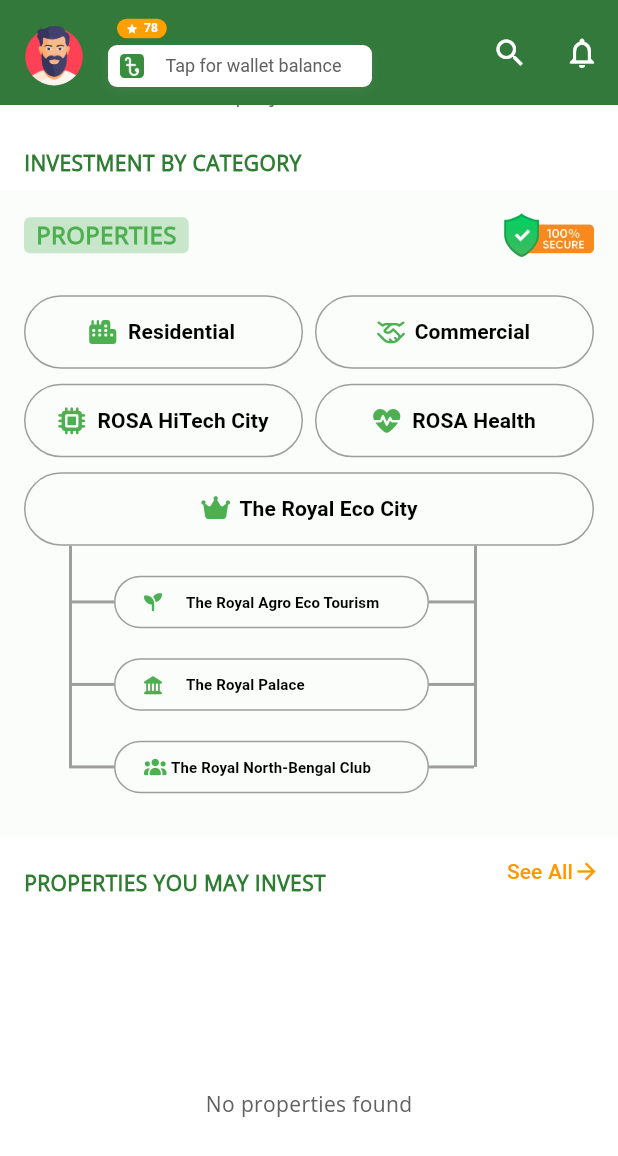
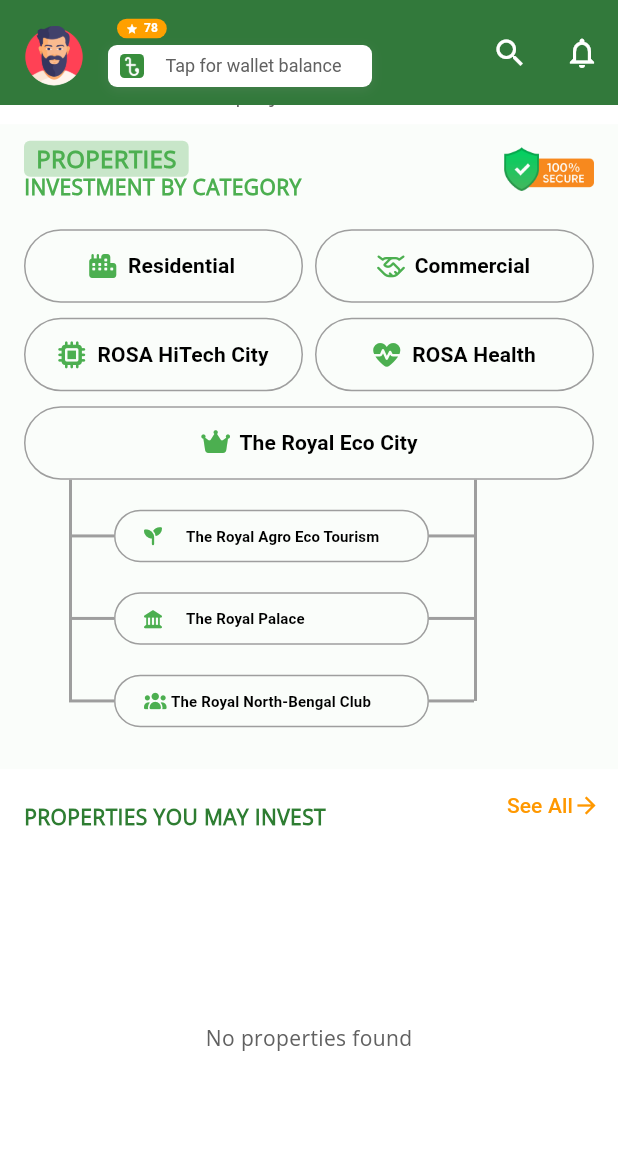
Before and after one commit to shekhorchandra/growup_mbl_app-master_restapi, a Flutter app: the DashboardInvestor screen opened directly, scrolled down 1152 dp, on a phone screen of 412 x 824 dp. Shown: the top 1156 px of the screen. Run offline on Flutter 3.47's test engine with Material 3 defaults, Android fonts, the phone set to English and light mode, and no system bars; our stand-ins replace carousel_slider, dio, flutter_html, flutter_secure_storage, flutter_svg, font_awesome_flutter and 8 more; missing offline and left inert: flutter_file_dialog, flutter_pdfview, flutter_sslcommerz, in_app_update, shurjopay; accounts and stored records are empty; network calls fail.

Commit message:
text align improve

```diff
--- a/lib/views/investor_dashboard.dart
+++ b/lib/views/investor_dashboard.dart
@@ -1468,7 +1468,10 @@ class _DashboardInvestorState extends State<DashboardInvestor> {
                                 ),
                               ],
                             ),
-                            Image.asset('assets/icons/Shariah.png', width: 70),
+                            Padding(
+                              padding: const EdgeInsets.only(top: 8.0), // adjust value as needed
+                              child: Image.asset('assets/icons/Shariah.png', width: 70),
+                            ),
                           ],
                         ),
                       ),
@@ -1745,18 +1748,18 @@ class _DashboardInvestorState extends State<DashboardInvestor> {
                 ),
 
                 // Properties Investment by category
-                Padding(
-                  padding: const EdgeInsets.only(left: 16, top: 16),
-                  child: Text(
-                    "INVESTMENT BY CATEGORY",
-                    style: TextStyle(
-                      fontSize: 14,
-                      color: Color(0xFF2E7D32),
-                      fontWeight: FontWeight.w600,
-                    ),
-                  ),
-                ),
-                const SizedBox(height: 8),
+                // Padding(
+                //   padding: const EdgeInsets.only(left: 16, top: 16),
+                //   child: Text(
+                //     "INVESTMENT BY CATEGORY",
+                //     style: TextStyle(
+                //       fontSize: 14,
+                //       color: Color(0xFF2E7D32),
+                //       fontWeight: FontWeight.w600,
+                //     ),
+                //   ),
+                // ),
+                // const SizedBox(height: 8),
 
                 Container(
                   // CHANGED: Set the color to transparent to remove the white background
@@ -1801,6 +1804,16 @@ class _DashboardInvestorState extends State<DashboardInvestor> {
                                         fontSize: 16,
                                         height: 1.0,
                                       ),
+                                    ),
+
+                                  ),
+                                  Text(
+                                    'INVESTMENT BY CATEGORY',
+                                    style: TextStyle(
+                                      color: Colors.green,
+                                      fontWeight: FontWeight.w900,
+                                      fontSize: 14,
+                                      height: 1.0,
                                     ),
                                   ),
                                 ],
```
